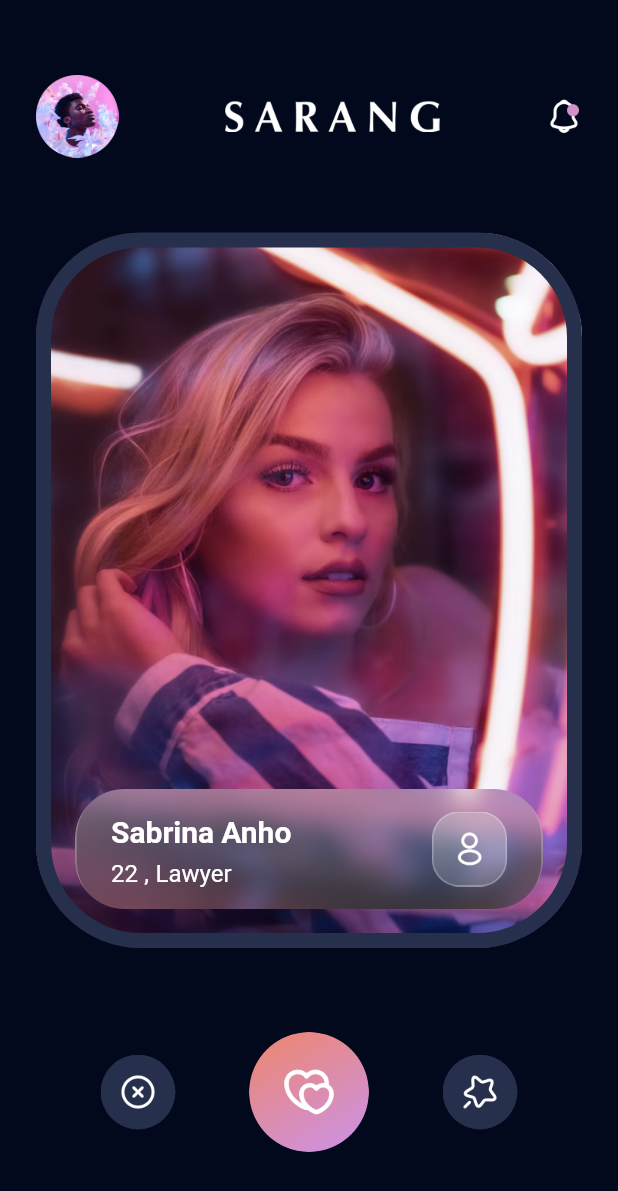
After one commit to msarifin29/tinder-clone, a Flutter app: the ExplorePeopleScreen screen opened by its route, on a phone screen of 412 x 824 dp. The commit adds this screen. Shown: the top 1191 px of the screen. Run offline on Flutter 3.47's test engine with Material 2 defaults, Android fonts, the phone set to English and light mode, and no system bars; our stand-ins replace google_fonts.

Commit message:
feat : adding explore people screen

```diff
--- a/lib/src/app_screen.dart
+++ b/lib/src/app_screen.dart
@@ -1,7 +1,8 @@
 import 'package:flutter/material.dart';
-import 'package:tinder_clone/src/features/auth/presentation/sign_up_age_and_job_screen.dart';
-import 'package:tinder_clone/src/features/auth/presentation/sign_up_screen.dart';
-import 'package:tinder_clone/src/features/auth/presentation/sign_up_upload_photo_screen.dart';
+import 'package:tinder_clone/src/features/authentication/presentation/sign_up_age_and_job_screen.dart';
+import 'package:tinder_clone/src/features/authentication/presentation/sign_up_screen.dart';
+import 'package:tinder_clone/src/features/authentication/presentation/sign_up_upload_photo_screen.dart';
+import 'package:tinder_clone/src/features/likes_you/presentation/explore_people.dart';
 
 import 'theme_manager/theme_data.dart';
 
@@ -15,13 +16,14 @@ class AppScreen extends StatelessWidget {
     return MaterialApp(
       debugShowCheckedModeBanner: false,
       theme: getAplicationTheme(),
-      initialRoute: "/",
+      initialRoute: SignUpScreen.routeName,
       routes: {
-        "/": (context) => const SignUpScreen(),
+        SignUpScreen.routeName: (context) => const SignUpScreen(),
         SignUpAgeAndJobScreen.routeName: (context) =>
             const SignUpAgeAndJobScreen(),
         SignUpUploadPhotoScreen.routeName: (context) =>
-            const SignUpUploadPhotoScreen()
+            const SignUpUploadPhotoScreen(),
+        ExplorePeopleScreen.routeName: (context) => const ExplorePeopleScreen(),
       },
     );
   }
--- a/lib/src/common_widgets/image_profile.dart
+++ b/lib/src/common_widgets/image_profile.dart
@@ -33,7 +33,7 @@ class ImageProfile extends StatelessWidget {
           ),
         ),
         const Positioned(
-          bottom: -Sizes.s20,
+          bottom: -Sizes.s16,
           child: SizedBox(
             height: Sizes.s50,
             width: Sizes.s50,
--- a/lib/src/features/auth/presentation/sign_up_screen.dart
+++ b/lib/src/features/authentication/presentation/sign_up_screen.dart
@@ -2,13 +2,15 @@ import 'package:flutter/material.dart';
 import 'package:tinder_clone/src/common_widgets/custom_form_widget.dart';
 import 'package:tinder_clone/src/common_widgets/custom_text_button.dart';
 import 'package:tinder_clone/src/common_widgets/hero_image.dart';
-import 'package:tinder_clone/src/features/auth/presentation/sign_up_age_and_job_screen.dart';
+import 'package:tinder_clone/src/features/authentication/presentation/sign_up_age_and_job_screen.dart';
 import 'package:tinder_clone/src/theme_manager/sizes.dart';
 
 import '../../../common_widgets/custom_button.dart';
 import '../../../common_widgets/logo_and_tag_widget.dart';
 
 class SignUpScreen extends StatefulWidget {
+  static const String routeName = "/";
+
   const SignUpScreen({super.key});
 
   @override
--- a/lib/src/features/auth/presentation/sign_up_upload_photo_screen.dart
+++ b/lib/src/features/authentication/presentation/sign_up_upload_photo_screen.dart
@@ -3,6 +3,7 @@ import 'package:tinder_clone/src/common_widgets/custom_button.dart';
 import 'package:tinder_clone/src/common_widgets/custom_text_button.dart';
 import 'package:tinder_clone/src/common_widgets/image_profile.dart';
 import 'package:tinder_clone/src/common_widgets/logo_and_tag_widget.dart';
+import 'package:tinder_clone/src/features/likes_you/presentation/explore_people.dart';
 import 'package:tinder_clone/src/theme_manager/font_manager.dart';
 import 'package:tinder_clone/src/theme_manager/font_style_manager.dart';
 
@@ -31,7 +32,7 @@ class _SignUpUploadPhotoScreenState extends State<SignUpUploadPhotoScreen> {
             const LogoAndTagWidget(),
             const SizedBox(height: Sizes.s55),
             const ImageProfile(),
-            const SizedBox(height: 28.0),
+            const SizedBox(height: Sizes.s50),
             Text(
               "Andi Mania",
               style: getWhiteTextStyle(
@@ -55,8 +56,13 @@ class _SignUpUploadPhotoScreenState extends State<SignUpUploadPhotoScreen> {
             const SizedBox(
               height: 240.0,
             ),
-            const CustomButton(text: "Update My Profile"),
-            CustomTextButton(onPressed: () {}, text: "Skip for Now")
+            CustomButton(
+              text: "Update My Profile",
+              onTap: () {
+                Navigator.of(context).pushNamed(ExplorePeopleScreen.routeName);
+              },
+            ),
+            CustomTextButton(onPressed: () {}, text: "Skip for Now"),
           ],
         ),
       ),
--- /dev/null
+++ b/lib/src/features/likes_you/presentation/explore_people.dart
@@ -0,0 +1,38 @@
+import 'package:flutter/material.dart';
+import 'package:tinder_clone/src/features/likes_you/widgets/custom_app_bar_widget.dart';
+import 'package:tinder_clone/src/features/likes_you/widgets/explore_people_button_widget.dart';
+import 'package:tinder_clone/src/features/likes_you/widgets/match_card_widget.dart';
+import 'package:tinder_clone/src/theme_manager/sizes.dart';
+
+class ExplorePeopleScreen extends StatelessWidget {
+  static const String routeName = "/explore-people";
+
+  const ExplorePeopleScreen({super.key});
+
+  @override
+  Widget build(BuildContext context) {
+    return Scaffold(
+      body: Container(
+        padding: const EdgeInsets.symmetric(
+          vertical: Sizes.s50,
+          horizontal: Sizes.s24,
+        ),
+        child: Column(
+          children: const [
+            CustomAppBar(),
+            SizedBox(
+              height: Sizes.s50,
+            ),
+            Expanded(
+              child: MatchCard(),
+            ),
+            SizedBox(
+              height: Sizes.s50,
+            ),
+            ExplorePeopleButtonWidget(),
+          ],
+        ),
+      ),
+    );
+  }
+}
--- /dev/null
+++ b/lib/src/features/likes_you/widgets/custom_app_bar_widget.dart
@@ -0,0 +1,36 @@
+import 'package:flutter/material.dart';
+import 'package:tinder_clone/src/common_widgets/logo_image_widget.dart';
+import 'package:tinder_clone/src/theme_manager/asset_image_icon_manager.dart';
+import 'package:tinder_clone/src/theme_manager/sizes.dart';
+
+class CustomAppBar extends StatelessWidget {
+  const CustomAppBar({super.key});
+
+  @override
+  Widget build(BuildContext context) {
+    return Row(
+      mainAxisAlignment: MainAxisAlignment.spaceBetween,
+      children: [
+        Container(
+          height: 55.0,
+          width: 55.0,
+          decoration: const BoxDecoration(
+            shape: BoxShape.circle,
+          ),
+          child: const Image(
+            image:
+                AssetImage("${AssetImageIconManager.imagePath}/user_image.png"),
+            fit: BoxFit.cover,
+          ),
+        ),
+        const LogoImageWidget(),
+        const Image(
+          width: Sizes.s24,
+          image: AssetImage(
+              "${AssetImageIconManager.imagePath}/icon_notification.png"),
+          fit: BoxFit.cover,
+        ),
+      ],
+    );
+  }
+}
--- /dev/null
+++ b/lib/src/features/likes_you/widgets/explore_people_button_widget.dart
@@ -0,0 +1,19 @@
+import 'package:flutter/material.dart';
+import 'package:tinder_clone/src/features/likes_you/widgets/match_button.dart';
+
+class ExplorePeopleButtonWidget extends StatelessWidget {
+  const ExplorePeopleButtonWidget({super.key});
+
+  @override
+  Widget build(BuildContext context) {
+    return Row(
+      mainAxisAlignment: MainAxisAlignment.spaceEvenly,
+      children: [
+        MatchButtonWidget(onPressed: () {}, imagePath: "icon_close.png"),
+        MatchButtonWidget(
+            dimension: 80.0, onPressed: () {}, imagePath: "icon_love.png"),
+        MatchButtonWidget(onPressed: () {}, imagePath: "icon_favorite.png"),
+      ],
+    );
+  }
+}
--- /dev/null
+++ b/lib/src/features/likes_you/widgets/glass_card_widget.dart
@@ -0,0 +1,61 @@
+import 'package:flutter/material.dart';
+
+import '../../../theme_manager/asset_image_icon_manager.dart';
+import '../../../theme_manager/font_manager.dart';
+import '../../../theme_manager/font_style_manager.dart';
+import '../../../theme_manager/sizes.dart';
+
+class GlassCardWidget extends StatelessWidget {
+  const GlassCardWidget({
+    super.key,
+  });
+
+  @override
+  Widget build(BuildContext context) {
+    return Container(
+      height: 80.0,
+      width: double.infinity,
+      margin: const EdgeInsets.all(Sizes.s26),
+      padding: const EdgeInsets.symmetric(
+        horizontal: Sizes.s24,
+        vertical: Sizes.s14,
+      ),
+      decoration: BoxDecoration(
+        borderRadius: BorderRadius.circular(33.0),
+        image: const DecorationImage(
+            image: AssetImage(
+                "${AssetImageIconManager.imagePath}/glass_card_image.png"),
+            fit: BoxFit.cover),
+      ),
+      child: Row(
+        mainAxisAlignment: MainAxisAlignment.spaceBetween,
+        children: [
+          Column(
+            crossAxisAlignment: CrossAxisAlignment.start,
+            children: [
+              Text(
+                "Sabrina Anho",
+                style: getWhiteTextStyle(
+                    fontSize: Sizes.s20, fontWeight: FontManager.semiBold),
+              ),
+              Text(
+                "22 , Lawyer",
+                style: getWhiteTextStyle(),
+              )
+            ],
+          ),
+          Container(
+            width: Sizes.s50,
+            height: Sizes.s50,
+            decoration: const BoxDecoration(
+                image: DecorationImage(
+              image: AssetImage(
+                  "${AssetImageIconManager.imagePath}/icon_profile.png"),
+              fit: BoxFit.cover,
+            )),
+          ),
+        ],
+      ),
+    );
+  }
+}
--- /dev/null
+++ b/lib/src/features/likes_you/widgets/match_button.dart
@@ -0,0 +1,41 @@
+// ignore_for_file: public_member_api_docs, sort_constructors_first
+import 'package:flutter/material.dart';
+import 'package:tinder_clone/src/theme_manager/asset_image_icon_manager.dart';
+import 'package:tinder_clone/src/theme_manager/color_manager.dart';
+import 'package:tinder_clone/src/theme_manager/sizes.dart';
+
+class MatchButtonWidget extends StatelessWidget {
+  const MatchButtonWidget({
+    Key? key,
+    required this.onPressed,
+    this.dimension = Sizes.s50,
+    required this.imagePath,
+  }) : super(key: key);
+
+  final VoidCallback onPressed;
+  final double dimension;
+  final String imagePath;
+
+  @override
+  Widget build(BuildContext context) {
+    return RawMaterialButton(
+      onPressed: onPressed,
+      splashColor: ColorManager.black30,
+      padding: const EdgeInsets.all(Sizes.s6),
+      shape: RoundedRectangleBorder(
+        borderRadius: BorderRadius.circular(Sizes.s50),
+      ),
+      animationDuration: const Duration(milliseconds: 1000),
+      child: Container(
+        height: dimension,
+        width: dimension,
+        decoration: BoxDecoration(
+          shape: BoxShape.circle,
+          image: DecorationImage(
+            image: AssetImage("${AssetImageIconManager.imagePath}/$imagePath"),
+          ),
+        ),
+      ),
+    );
+  }
+}
--- /dev/null
+++ b/lib/src/features/likes_you/widgets/match_card_widget.dart
@@ -0,0 +1,36 @@
+import 'package:flutter/material.dart';
+import 'package:tinder_clone/src/theme_manager/asset_image_icon_manager.dart';
+import 'package:tinder_clone/src/theme_manager/color_manager.dart';
+import 'package:tinder_clone/src/theme_manager/sizes.dart';
+
+import 'glass_card_widget.dart';
+
+class MatchCard extends StatelessWidget {
+  const MatchCard({super.key});
+
+  @override
+  Widget build(BuildContext context) {
+    return Stack(
+      alignment: Alignment.bottomCenter,
+      children: [
+        Container(
+          width: double.infinity,
+          decoration: BoxDecoration(
+            border: Border.all(
+              width: Sizes.s10,
+              color: ColorManager.secondary,
+              strokeAlign: BorderSide.strokeAlignInside,
+            ),
+            image: const DecorationImage(
+              image: AssetImage(
+                  "${AssetImageIconManager.imagePath}/people_love2_image.png"),
+              fit: BoxFit.cover,
+            ),
+            borderRadius: BorderRadius.circular(Sizes.s70),
+          ),
+        ),
+        const GlassCardWidget(),
+      ],
+    );
+  }
+}
--- a/lib/src/theme_manager/sizes.dart
+++ b/lib/src/theme_manager/sizes.dart
@@ -12,6 +12,7 @@ class Sizes {
   static const double s20 = 20.0;
   static const double s22 = 22.0;
   static const double s24 = 24.0;
+  static const double s26 = 26.0;
   static const double s28 = 28.0;
   static const double s30 = 30.0;
   static const double s32 = 32.0;
@@ -19,4 +20,5 @@ class Sizes {
   static const double s40 = 40.0;
   static const double s50 = 50.0;
   static const double s55 = 55.0;
+  static const double s70 = 70.0;
 }
```
Also changed, not shown: lib/src/features/authentication/presentation/sign_up_age_and_job_screen.dart (renamed from lib/src/features/auth/presentation/sign_up_age_and_job_screen.dart).
